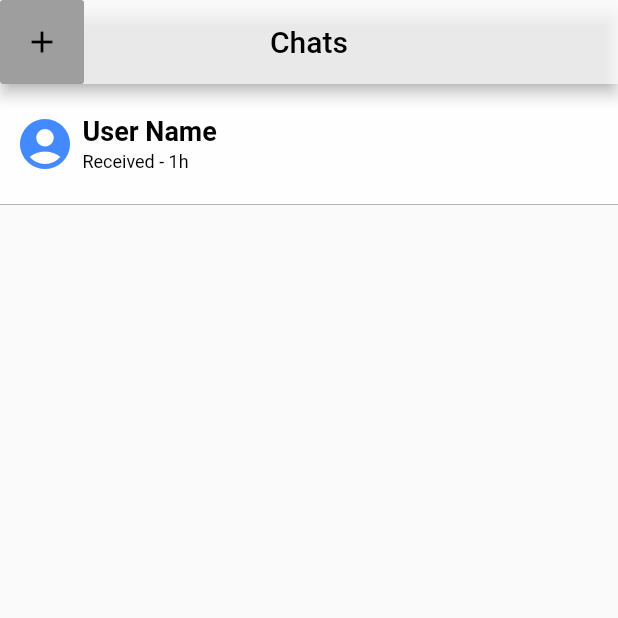
After one commit to stefannovak/snapfake, a Flutter app: the ChatListScreen screen opened by its route, on a phone screen of 412 x 824 dp, the top half of it. The commit adds this screen. Run offline on Flutter 3.47's test engine with Material 2 defaults, Android fonts, the phone set to English and light mode, and no system bars; our stand-ins replace bordered_text.

Commit message:
chat screen created

```diff
--- /dev/null
+++ b/lib/screens/app/chatlist_screen.dart
@@ -0,0 +1,30 @@
+import 'package:flutter/material.dart';
+import 'package:snapfake/widgets/add_button.dart';
+import 'package:snapfake/widgets/chat_tile.dart';
+
+class ChatListScreen extends StatelessWidget {
+  static String id = "chatlist_screen";
+
+  @override
+  Widget build(BuildContext context) {
+    return Scaffold(
+      appBar: AppBar(
+        backgroundColor: Colors.white70,
+        title: Text(
+          "Chats",
+          style: TextStyle(color: Colors.black),
+        ),
+        centerTitle: true,
+        automaticallyImplyLeading: false,
+        leading: AddButton(
+          onTap: null,
+        ),
+      ),
+      body: ListView(
+        children: <Widget>[
+          ChatTile(),
+        ],
+      ),
+    );
+  }
+}
--- a/lib/screens/registration_screen.dart
+++ b/lib/screens/home/registration_screen.dart
@@ -1,6 +1,6 @@
 import 'package:flutter/material.dart';
 
-import '../constants.dart';
+import '../../constants.dart';
 
 class RegistrationScreen extends StatefulWidget {
   static String id = "registration_screen";
--- /dev/null
+++ b/lib/widgets/add_button.dart
@@ -0,0 +1,28 @@
+import 'package:flutter/material.dart';
+
+class AddButton extends StatelessWidget {
+  final Function onTap;
+
+  AddButton({@required this.onTap});
+
+  @override
+  Widget build(BuildContext context) {
+    return GestureDetector(
+      onTap: onTap,
+      child: Container(
+        height: 4.0,
+        width: 4.0,
+        decoration: BoxDecoration(
+          color: Colors.grey,
+          borderRadius: BorderRadius.all(
+            Radius.circular(2.0),
+          ),
+        ),
+        child: Icon(
+          Icons.add,
+          color: Colors.black,
+        ),
+      ),
+    );
+  }
+}
--- /dev/null
+++ b/lib/widgets/chat_tile.dart
@@ -0,0 +1,61 @@
+import 'package:flutter/material.dart';
+
+class ChatTile extends StatelessWidget {
+  const ChatTile({
+    Key key,
+  }) : super(key: key);
+
+  @override
+  Widget build(BuildContext context) {
+    return Container(
+      decoration: BoxDecoration(
+        color: Colors.white70,
+        border: Border(
+          bottom: BorderSide(
+            color: Colors.grey,
+            width: 0.5,
+          ),
+        ),
+      ),
+      padding: EdgeInsets.symmetric(horizontal: 10.0, vertical: 20.0),
+      child: Row(
+        children: <Widget>[
+          CircleAvatar(
+            child: Icon(
+              Icons.account_circle,
+              color: Colors.blueAccent,
+              size: 40.0,
+            ),
+            backgroundColor: Colors.transparent,
+            foregroundColor: Colors.black,
+          ),
+          SizedBox(
+            width: 5.0,
+          ),
+          Column(
+            crossAxisAlignment: CrossAxisAlignment.start,
+            children: <Widget>[
+              Text(
+                "User Name",
+                style: TextStyle(
+                    color: Colors.black,
+                    fontSize: 18.0,
+                    fontWeight: FontWeight.bold),
+              ),
+              SizedBox(
+                height: 3.0,
+              ),
+              Text(
+                "Received - 1h",
+                style: TextStyle(
+                  color: Colors.black,
+                  fontSize: 12.0,
+                ),
+              ),
+            ],
+          ),
+        ],
+      ),
+    );
+  }
+}
```
Also changed, not shown: lib/main.dart (+9 -3 lines), lib/screens/app/page_view.dart (added, +34 -0 lines), lib/screens/app/story_screen.dart (added, +20 -0 lines), lib/screens/home/home_screen.dart (renamed from lib/screens/home_screen.dart, +5 -4 lines), lib/screens/app/camera_screen.dart (renamed from lib/screens/camera_screen.dart).
